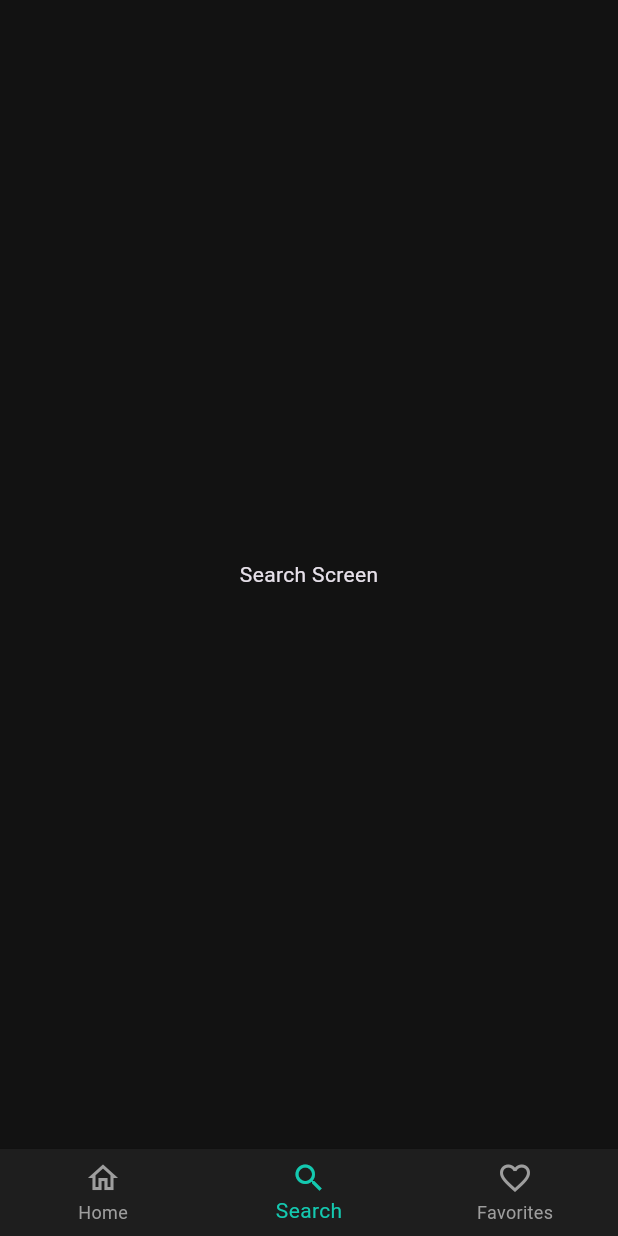
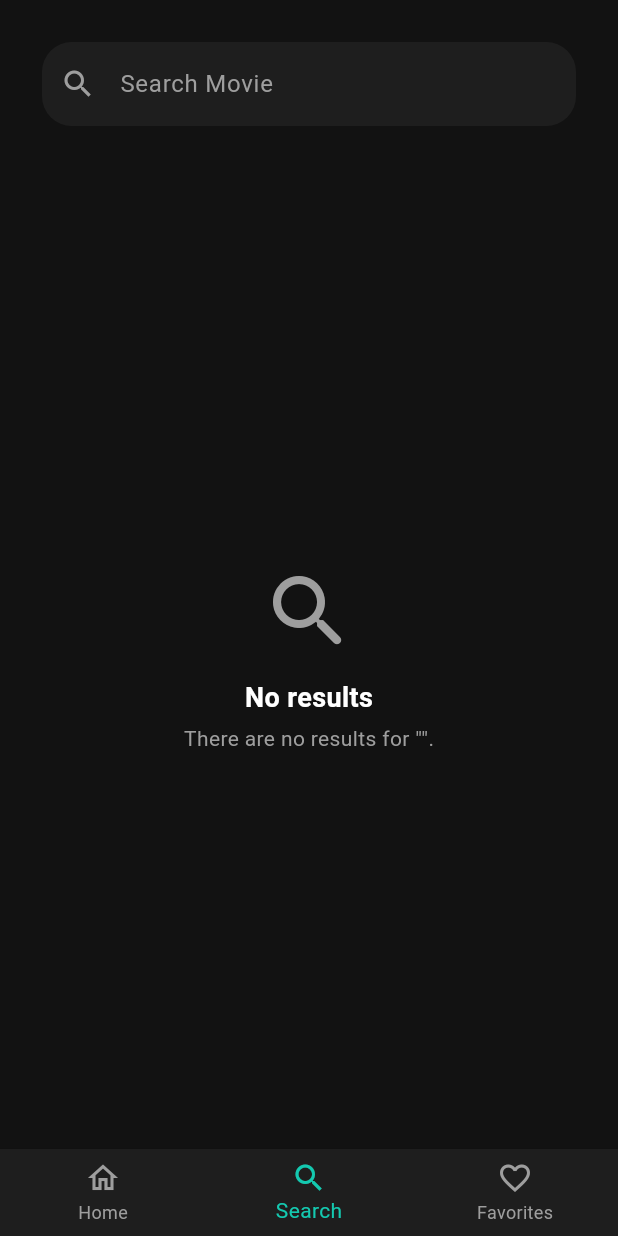
Before and after one commit to isholaisaiahtaiwo2022-prog/CineScope, a Flutter app: the screen it shows after launch, item 2 of the bottom bar chosen, on a phone screen of 412 x 824 dp. Run offline on Flutter 3.47's test engine with Material 3 defaults, Android fonts, the phone set to English and light mode, and no system bars; network calls fail.

Commit message:
Implement Search Screen layout with conditional states

```diff
--- a/lib/screens/search_screen.dart
+++ b/lib/screens/search_screen.dart
@@ -1,12 +1,157 @@
 import 'package:flutter/material.dart';
-import 'package:flutter/widgets.dart';
-// import 'package:movie_app/core/app_colors.dart';
+import 'package:movie_app/core/app_colors.dart';
+import 'package:movie_app/models/mock_movies.dart';
+import 'package:movie_app/models/movie.dart';
+import 'package:movie_app/widget/movie_poster_card.dart';
+import 'package:movie_app/widget/search_bar_input.dart';
 
-class SearchScreen extends StatelessWidget {
+class SearchScreen extends StatefulWidget {
   const SearchScreen({super.key});
 
   @override
+  State<SearchScreen> createState() => _SearchScreenState();
+}
+
+class _SearchScreenState extends State<SearchScreen> {
+  final TextEditingController _searchController = TextEditingController();
+  String _query = '';
+
+  @override
+  void dispose() {
+    _searchController.dispose();
+    super.dispose();
+  }
+
+  void _clearSearch() {
+    _searchController.clear();
+    setState(() {
+      _query = '';
+    });
+  }
+
+  @override
   Widget build(BuildContext context) {
-    return Scaffold(body: Center(child: Text('Search Screen')));
+    final searchResults = mockPopularMovies.where((movie) {
+      return movie.title.toLowerCase().contains(_query.trim().toLowerCase());
+    }).toList();
+
+    return Scaffold(
+      body: SafeArea(
+        child: Column(
+          children: [
+            // Searchbar Header
+            Padding(
+              padding: const EdgeInsets.all(16.0),
+              child: SearchBarInput(
+                controller: _searchController,
+                onChanged: (value) {
+                  setState(() {
+                    _query = value;
+                  });
+                },
+
+                onClear: _query.isNotEmpty ? _clearSearch : null,
+              ),
+            ),
+
+            //  Dynamic State Views (Empty Query, No Results, Grid)
+            Expanded(child: _buildBody(searchResults)),
+          ],
+        ),
+      ),
+    );
+  }
+
+  Widget _buildBody(List<Movie> searchResults) {
+    // User has not typed anything yet
+
+    if (_query.trim().isEmpty) {
+      return Center(
+        child: Column(
+          mainAxisAlignment: MainAxisAlignment.center,
+          children: [
+            Icon(
+              Icons.search_rounded,
+              size: 64,
+              color: AppColors.textSecondary,
+            ),
+
+            SizedBox(height: 12),
+
+            const Text(
+              'No results',
+
+              style: TextStyle(
+                fontSize: 18,
+                fontWeight: FontWeight.bold,
+                color: AppColors.textPrimary,
+              ),
+            ),
+
+            const SizedBox(height: 4),
+
+            Text(
+              'There are no results for "$_query".',
+              style: TextStyle(fontSize: 14, color: AppColors.textSecondary),
+            ),
+          ],
+        ),
+      );
+    }
+
+    // State 2: Query entered, but no movies match
+    if (searchResults.isEmpty) {
+      return Center(
+        child: Column(
+          mainAxisAlignment: MainAxisAlignment.center,
+
+          children: [
+            const Icon(
+              Icons.movie_filter_outlined,
+              size: 64,
+              color: AppColors.textSecondary,
+            ),
+
+            const SizedBox(height: 12),
+
+            const Text(
+              'No Results',
+              style: TextStyle(
+                fontSize: 18,
+                fontWeight: FontWeight.bold,
+                color: AppColors.textPrimary,
+              ),
+            ),
+
+            const SizedBox(height: 4),
+            Text(
+              'There are no results for "$_query".',
+
+              style: TextStyle(fontSize: 14, color: AppColors.textSecondary),
+            ),
+          ],
+        ),
+      );
+    }
+
+    // Active Search Results grid
+    return GridView.builder(
+      padding: const EdgeInsets.symmetric(horizontal: 16, vertical: 8),
+      gridDelegate: const SliverGridDelegateWithFixedCrossAxisCount(
+        crossAxisCount: 2,
+        childAspectRatio: 0.65,
+        crossAxisSpacing: 12,
+      ),
+      itemCount: searchResults.length,
+      itemBuilder: (context, index) {
+        final movie = searchResults[index];
+
+        return MoviePosterCard(
+          movie: movie,
+          width: double.infinity,
+          onTap: () {},
+        );
+      },
+    );
   }
 }
```
